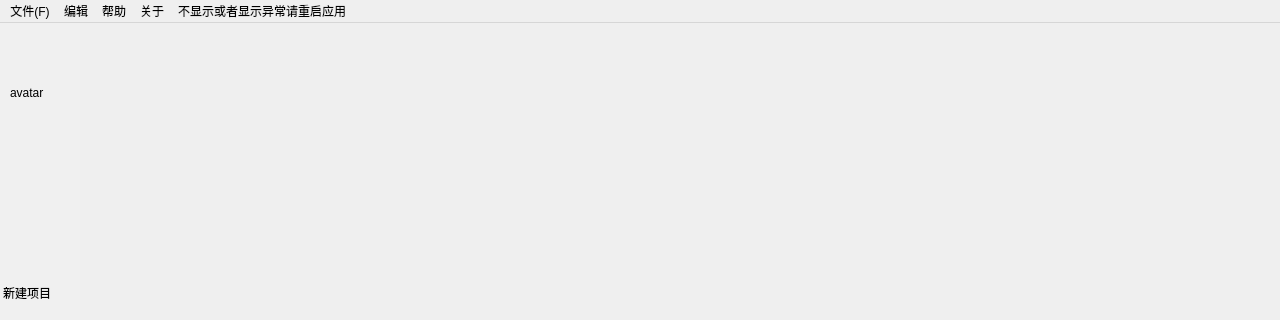
The window that app/ui_pc/mainwindow.ui (LC044/WeChatMsg) describes before a commit, drawn with Qt 5; both pictures show x 0 to 1280 and y 0 to 320 of the 1280 by 779 pixel window.
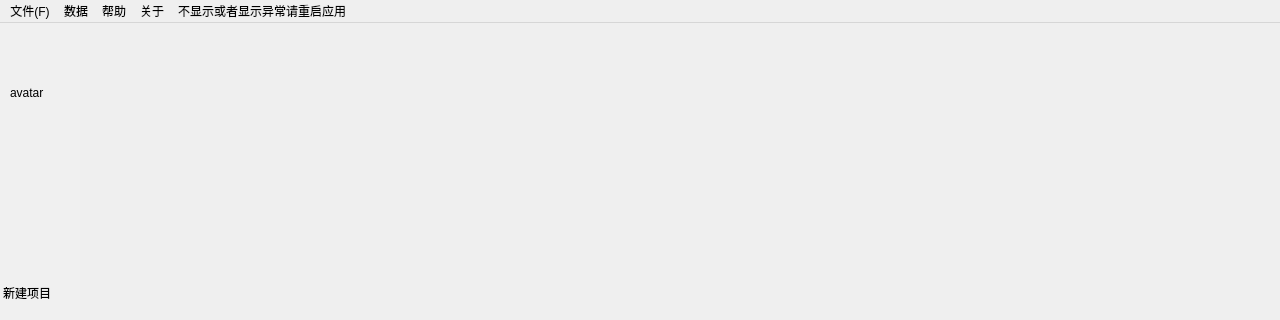
The same window after the commit.

Diff of the .ui file:
```diff
--- a/app/ui_pc/mainwindow.ui
+++ b/app/ui_pc/mainwindow.ui
@@ -183,14 +183,14 @@
                 <addaction name="action_3"/>
                 <addaction name="action_4"/>
             </widget>
-            <widget class="QMenu" name="menu">
+            <widget class="QMenu" name="menu_data">
                 <property name="font">
                     <font>
                         <family>微软雅黑</family>
                     </font>
                 </property>
                 <property name="title">
-                    <string>编辑</string>
+                    <string>数据</string>
                 </property>
             </widget>
             <widget class="QMenu" name="menu_2">
@@ -213,7 +213,7 @@
                 </property>
             </widget>
             <addaction name="menu_F"/>
-            <addaction name="menu"/>
+            <addaction name="menu_data"/>
             <addaction name="menu_2"/>
             <addaction name="menu_about"/>
             <addaction name="menu_3"/>
```
Left out of the diff: 12 changed lines with no effect on the pictures.
